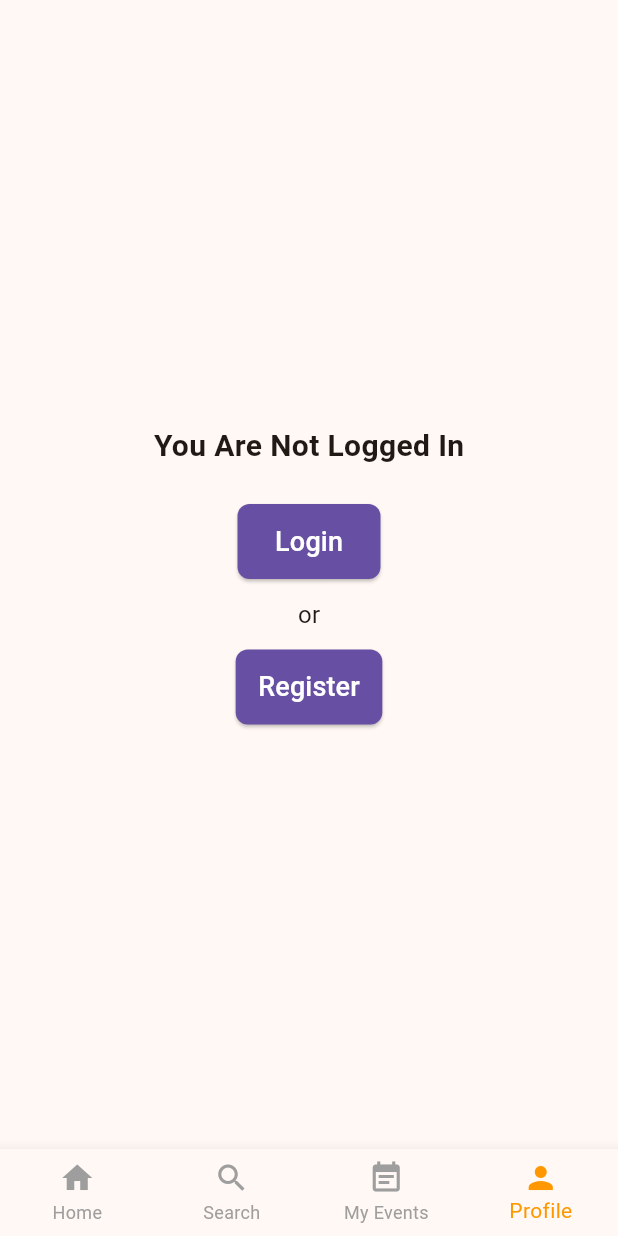
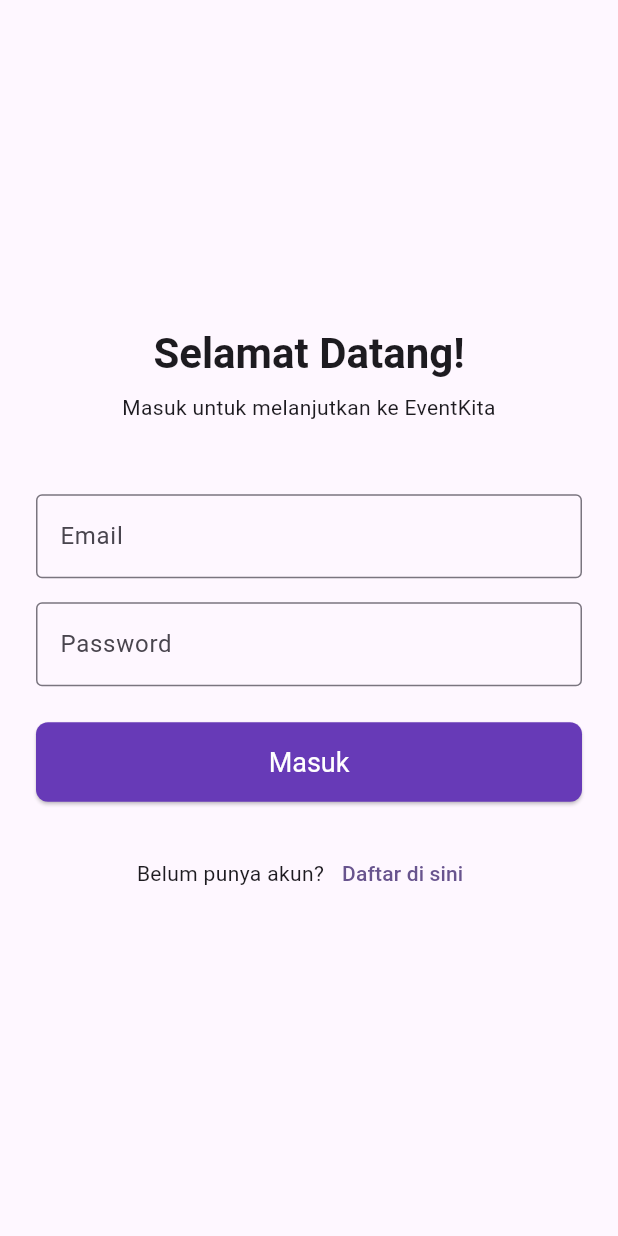
Before and after one commit to rantositorus/EventKita-app, a Flutter app: the screen it shows after launch, item 4 of the bottom bar chosen, after a tap on "Login", on a phone screen of 412 x 824 dp. Run offline on Flutter 3.47's test engine with Material 3 defaults, Android fonts, the phone set to English and light mode, and no system bars; our stand-ins replace cloud_firestore, dartz, equatable, firebase_auth, firebase_core, flutter_bloc and 2 more; accounts and stored records are empty.

Commit message:
add: Login Page and fix colours

```diff
--- /dev/null
+++ b/lib/features/login/login_screen.dart
@@ -0,0 +1,167 @@
+// FILE: lib/features/authentication/presentation/screens/login_page_simple.dart
+
+import 'package:event_kita_app/main.dart';
+import 'package:firebase_auth/firebase_auth.dart';
+import 'package:flutter/material.dart';
+
+class LoginPage extends StatefulWidget {
+  const LoginPage({super.key});
+
+  @override
+  State<LoginPage> createState() => _LoginPageState();
+}
+
+class _LoginPageState extends State<LoginPage> {
+  final _formKey = GlobalKey<FormState>();
+
+  final _emailController = TextEditingController();
+  final _passwordController = TextEditingController();
+
+  bool _isLoading = false;
+
+  Future<void> _login() async {
+    if (!_formKey.currentState!.validate()) {
+      return;
+    }
+
+    setState(() {
+      _isLoading = true;
+    });
+
+    try {
+      await FirebaseAuth.instance.signInWithEmailAndPassword(
+        email: _emailController.text.trim(),
+        password: _passwordController.text.trim(),
+      );
+
+      if (mounted) {
+        Navigator.of(context).pop();
+      }
+    } on FirebaseAuthException catch (e) {
+      if (mounted) {
+        ScaffoldMessenger.of(context).showSnackBar(
+          SnackBar(
+            content: Text(e.message ?? "Terjadi error tidak diketahui."),
+            backgroundColor: Colors.red,
+          ),
+        );
+      }
+    } catch (e) {
+      if (mounted) {
+        ScaffoldMessenger.of(context).showSnackBar(
+          SnackBar(content: Text(e.toString()), backgroundColor: Colors.red),
+        );
+      }
+    } finally {
+      if (mounted) {
+        setState(() {
+          _isLoading = false;
+        });
+      }
+    }
+  }
+
+  @override
+  void dispose() {
+    _emailController.dispose();
+    _passwordController.dispose();
+    super.dispose();
+  }
+
+  @override
+  Widget build(BuildContext context) {
+    return Scaffold(
+      body: Center(
+        child: SingleChildScrollView(
+          padding: const EdgeInsets.all(24.0),
+          child: Form(
+            key: _formKey,
+            child: Column(
+              mainAxisAlignment: MainAxisAlignment.center,
+              crossAxisAlignment: CrossAxisAlignment.stretch,
+              children: [
+                Text(
+                  'Selamat Datang!',
+                  style: Theme.of(context).textTheme.headlineMedium?.copyWith(
+                    fontWeight: FontWeight.bold,
+                  ),
+                  textAlign: TextAlign.center,
+                ),
+                const SizedBox(height: 8),
+                Text(
+                  'Masuk untuk melanjutkan ke EventKita',
+                  style: Theme.of(context).textTheme.bodyMedium,
+                  textAlign: TextAlign.center,
+                ),
+                const SizedBox(height: 48),
+                TextFormField(
+                  controller: _emailController,
+                  decoration: const InputDecoration(
+                    labelText: 'Email',
+                    border: OutlineInputBorder(),
+                  ),
+                  keyboardType: TextInputType.emailAddress,
+                  validator: (value) {
+                    if (value == null ||
+                        !value.contains('@') ||
+                        !value.contains('.')) {
+                      return 'Masukkan format email yang valid';
+                    }
+                    return null;
+                  },
+                ),
+                const SizedBox(height: 16),
+                TextFormField(
+                  controller: _passwordController,
+                  decoration: const InputDecoration(
+                    labelText: 'Password',
+                    border: OutlineInputBorder(),
+                  ),
+                  obscureText: true,
+                  validator: (value) {
+                    if (value == null || value.length < 6) {
+                      return 'Password minimal 6 karakter';
+                    }
+                    return null;
+                  },
+                ),
+                const SizedBox(height: 24),
+                ElevatedButton(
+                  style: ElevatedButton.styleFrom(
+                    padding: const EdgeInsets.symmetric(vertical: 16),
+                    textStyle: const TextStyle(fontSize: 18),
+                  ),
+                  onPressed: _isLoading ? null : _login,
+                  child:
+                      _isLoading
+                          ? const SizedBox(
+                            width: 24,
+                            height: 24,
+                            child: CircularProgressIndicator(
+                              color: Colors.white,
+                              strokeWidth: 3,
+                            ),
+                          )
+                          : const Text('Masuk'),
+                ),
+                const SizedBox(height: 24),
+                Row(
+                  mainAxisAlignment: MainAxisAlignment.center,
+                  children: [
+                    const Text("Belum punya akun?"),
+                    TextButton(
+                      onPressed: () {
+                        Navigator.of(context).pushNamed('register');
+                      },
+                      child: const Text('Daftar di sini'),
+                    ),
+                  ],
+                ),
+              ],
+            ),
+          ),
+        ),
+      ),
+    );
+  }
+}
--- a/lib/main.dart
+++ b/lib/main.dart
@@ -6,6 +6,7 @@ import 'features/register/register_screen.dart';
 import 'screens/profile_page.dart';
 import 'screens/search.dart';
 import 'screens/myrsvp_page.dart';
+import 'features/login/login_screen.dart';
 
 import 'package:firebase_core/firebase_core.dart';
 import 'package:flutter_bloc/flutter_bloc.dart';
@@ -70,16 +71,19 @@ class MyApp extends StatelessWidget {
         child: MaterialApp(
           title: 'EventKita',
           theme: ThemeData(
-            colorScheme: ColorScheme.fromSeed(seedColor: Colors.orange),
+            colorScheme: ColorScheme.fromSeed(
+              seedColor: Colors.deepPurple,
+              brightness: Brightness.light,
+            ),
             useMaterial3: true,
             appBarTheme: const AppBarTheme(
-              backgroundColor: Colors.orange,
+              backgroundColor: Colors.deepPurple,
               foregroundColor: Colors.white,
               elevation: 2,
             ),
             elevatedButtonTheme: ElevatedButtonThemeData(
               style: ElevatedButton.styleFrom(
-                backgroundColor: Colors.orange,
+                backgroundColor: Colors.deepPurple,
                 foregroundColor: Colors.white,
                 shape: RoundedRectangleBorder(
                   borderRadius: BorderRadius.circular(8),
@@ -91,6 +95,7 @@ class MyApp extends StatelessWidget {
           routes: {
             'home': (context) => const MyHomePage(),
             'register': (context) => const RegisterScreen(),
+            'login': (context) => const LoginPage(),
             'profile_page': (context) => const ProfilePage(),
             'search': (context) => const SearchPage(),
             'my-rsvp': (context) => const MyRSVPPage(),
--- a/lib/screens/profile_page.dart
+++ b/lib/screens/profile_page.dart
@@ -70,7 +70,10 @@ class _ProfilePageState extends State<ProfilePage> {
                 borderRadius: BorderRadius.circular(8.0),
                 borderSide: BorderSide(color: Colors.grey.shade300),
               ),
-              contentPadding: const EdgeInsets.symmetric(vertical: 14.0, horizontal: 12.0),
+              contentPadding: const EdgeInsets.symmetric(
+                vertical: 14.0,
+                horizontal: 12.0,
+              ),
             ),
             obscureText: isPassword, // Handle password visibility
             onChanged: (value) {
@@ -106,43 +109,47 @@ class _ProfilePageState extends State<ProfilePage> {
                 children: [
                   const Text(
                     'You Are Not Logged In',
-                    style: TextStyle(
-                      fontSize: 20,
-                      fontWeight: FontWeight.bold,
-                    ),
+                    style: TextStyle(fontSize: 20, fontWeight: FontWeight.bold),
                   ),
                   const SizedBox(height: 24),
                   ElevatedButton(
                     onPressed: () {
-                      // INI PLACEHOLDER DULU, GANTI LOGIN SCREEN
-                      // TO DO: GANTI DENGAN LOGIN SCREEN
-                      FirebaseAuth.instance.signInWithEmailAndPassword(email: "tes@gmail.com", password: "123456789");
-                    } ,
+                      Navigator.pushNamed(context, 'login');
+                    },
                     style: ElevatedButton.styleFrom(
                       backgroundColor: Color(0xFF6750A4),
-                      padding: const EdgeInsets.symmetric(horizontal: 25, vertical: 12),
+                      padding: const EdgeInsets.symmetric(
+                        horizontal: 25,
+                        vertical: 12,
                       ),
-                    child: const Text('Login', style: TextStyle(fontSize: 18, color: Colors.white)),
+                    ),
+                    child: const Text(
+                      'Login',
+                      style: TextStyle(fontSize: 18, color: Colors.white),
+                    ),
                   ),
                   const SizedBox(height: 12),
-                  const Text(
-                    'or',
-                    style: TextStyle(fontSize: 16),
-                  ),
+                  const Text('or', style: TextStyle(fontSize: 16)),
                   const SizedBox(height: 12),
                   ElevatedButton(
                     onPressed: () {
                       Navigator.pushNamed(context, 'register');
-                    } ,
+                    },
                     style: ElevatedButton.styleFrom(
                       backgroundColor: Color(0xFF6750A4),
-                      padding: const EdgeInsets.symmetric(horizontal: 15, vertical: 12),
+                      padding: const EdgeInsets.symmetric(
+                        horizontal: 15,
+                        vertical: 12,
                       ),
-                    child: const Text('Register', style: TextStyle(fontSize: 18, color: Colors.white)),
+                    ),
+                    child: const Text(
+                      'Register',
+                      style: TextStyle(fontSize: 18, color: Colors.white),
+                    ),
                   ),
                 ],
               ),
-            )
+            ),
           );
         }
         final user = snapshot.data!;
@@ -188,27 +195,55 @@ class _ProfilePageState extends State<ProfilePage> {
                         // -- PROFILE HEADER --
                         Container(
                           padding: const EdgeInsets.all(20),
-                          decoration: BoxDecoration( // Light purple background
+                          decoration: BoxDecoration(
+                            // Light purple background
                             borderRadius: BorderRadius.circular(100),
                           ),
                           child: CircleAvatar(
                             radius: 50,
-                          backgroundImage: (profilePicturePath != '' && profilePicturePath.toString().startsWith('http'))
+                            backgroundImage:
+                                (profilePicturePath != '' &&
+                                        profilePicturePath
+                                            .toString()
+                                            .startsWith('http'))
                                     ? NetworkImage(profilePicturePath)
-                              : const AssetImage('lib/assets/images/default_profile.png') as ImageProvider,
+                                    : const AssetImage(
+                                          'lib/assets/images/default_profile.png',
+                                        )
+                                        as ImageProvider,
                           ),
                         ),
                         const SizedBox(height: 30),
 
                         // -- FORM FIELDS --
-                        _buildTextField(label: 'Email', controller: _emailController, enabled: false),
-                        _buildTextField(label: 'Full Name', controller: _fullNameController),
-                        _buildTextField(label: 'Date of Birth', controller: _dobController),
-                        _buildTextField(label: 'Gender', controller: _genderController),
-                        _buildTextField(label: 'Phone Number', controller: _phoneController),
+                        _buildTextField(
+                          label: 'Email',
+                          controller: _emailController,
+                          enabled: false,
+                        ),
+                        _buildTextField(
+                          label: 'Full Name',
+                          controller: _fullNameController,
+                        ),
+                        _buildTextField(
+                          label: 'Date of Birth',
+                          controller: _dobController,
+                        ),
+                        _buildTextField(
+                          label: 'Gender',
+                          controller: _genderController,
+                        ),
+                        _buildTextField(
+                          label: 'Phone Number',
+                          controller: _phoneController,
+                        ),
 
                         // -- PASSWORD FIELD --
-                        _buildTextField(label: 'Password', controller: _passwordController, isPassword: true),
+                        _buildTextField(
+                          label: 'Password',
+                          controller: _passwordController,
+                          isPassword: true,
+                        ),
                         const Align(
                           alignment: Alignment.centerLeft,
                           child: Text(
@@ -222,7 +257,10 @@ class _ProfilePageState extends State<ProfilePage> {
                             child: Text(
                               _errorMessage,
                               style: TextStyle(
-                              color: _errorMessage.contains('SUCCESS') ? Colors.green : Colors.red,
+                                color:
+                                    _errorMessage.contains('SUCCESS')
+                                        ? Colors.green
+                                        : Colors.red,
                                 fontSize: 14,
                               ),
                             ),
@@ -236,46 +274,64 @@ class _ProfilePageState extends State<ProfilePage> {
                             return SizedBox(
                               width: double.infinity,
                               child: ElevatedButton(
-                                onPressed: (!isFilled) ? null : () async {
+                                onPressed:
+                                    (!isFilled)
+                                        ? null
+                                        : () async {
                                           String message = '';
                                           bool success = false;
 
                                           final isChanged =
-                                      _fullNameController.text != initialProfileData['name'] ||
-                                      _dobController.text != initialProfileData['dob'] ||
-                                      _genderController.text != initialProfileData['gender'] ||
-                                      _phoneController.text != initialProfileData['phone'];
+                                              _fullNameController.text !=
+                                                  initialProfileData['name'] ||
+                                              _dobController.text !=
+                                                  initialProfileData['dob'] ||
+                                              _genderController.text !=
+                                                  initialProfileData['gender'] ||
+                                              _phoneController.text !=
+                                                  initialProfileData['phone'];
 
                                           if (!isChanged) {
                                             setState(() {
                                               _isPasswordFilled.value = false;
                                               _passwordController.clear();
-                                      _errorMessage = 'No changes detected in your information.';
+                                              _errorMessage =
+                                                  'No changes detected in your information.';
                                             });
                                             return;
                                           }
 
                                           try {
-                                    final user = FirebaseAuth.instance.currentUser!;
-                                    final cred = EmailAuthProvider.credential(
+                                            final user =
+                                                FirebaseAuth
+                                                    .instance
+                                                    .currentUser!;
+                                            final cred =
+                                                EmailAuthProvider.credential(
                                                   email: user.email!,
-                                      password: _passwordController.text,
+                                                  password:
+                                                      _passwordController.text,
                                                 );
 
-                                    await user.reauthenticateWithCredential(cred);
-
-                                    await FirestoreProfile().updateUserProfile(
-                                      user.uid,
-                                      {
-                                        'name': _fullNameController.text,
-                                        'dob': _dobController.text,
-                                        'gender': _genderController.text,
-                                        'phone': _phoneController.text,
-                                      },
+                                            await user
+                                                .reauthenticateWithCredential(
+                                                  cred,
                                                 );
 
+                                            await FirestoreProfile()
+                                                .updateUserProfile(user.uid, {
+                                                  'name':
+                                                      _fullNameController.text,
+                                                  'dob': _dobController.text,
+                                                  'gender':
+                                                      _genderController.text,
+                                                  'phone':
+                                                      _phoneController.text,
+                                                });
+
                                             success = true;
-                                    message = 'SUCCESS: Information updated successfully.';
+                                            message =
+                                                'SUCCESS: Information updated successfully.';
                                           } on FirebaseAuthException catch (e) {
                                             message = 'Error: ${e.message}';
                                           }
@@ -286,22 +342,30 @@ class _ProfilePageState extends State<ProfilePage> {
                                             _errorMessage = message;
 
                                             if (!success) {
-                                      _fullNameController.text = initialProfileData['name'];
-                                      _dobController.text = initialProfileData['dob'];
-                                      _genderController.text = initialProfileData['gender'];
-                                      _phoneController.text = initialProfileData['phone'];
+                                              _fullNameController.text =
+                                                  initialProfileData['name'];
+                                              _dobController.text =
+                                                  initialProfileData['dob'];
+                                              _genderController.text =
+                                                  initialProfileData['gender'];
+                                              _phoneController.text =
+                                                  initialProfileData['phone'];
                                             }
                                           });
                                         },
                                 // ---- Styling for Button ----
                                 style: ElevatedButton.styleFrom(
-                                  backgroundColor: (!isFilled)
+                                  backgroundColor:
+                                      (!isFilled)
                                           ? Colors.grey.shade300
                                           : Colors.deepPurple,
-                                  foregroundColor:(!isFilled)
+                                  foregroundColor:
+                                      (!isFilled)
                                           ? Colors.black54
                                           : Colors.white,
-                                  padding: const EdgeInsets.symmetric(vertical: 16),
+                                  padding: const EdgeInsets.symmetric(
+                                    vertical: 16,
+                                  ),
                                   shape: RoundedRectangleBorder(
                                     borderRadius: BorderRadius.circular(8),
                                   ),
```
Lines whose indentation alone changed are shown as unchanged.
